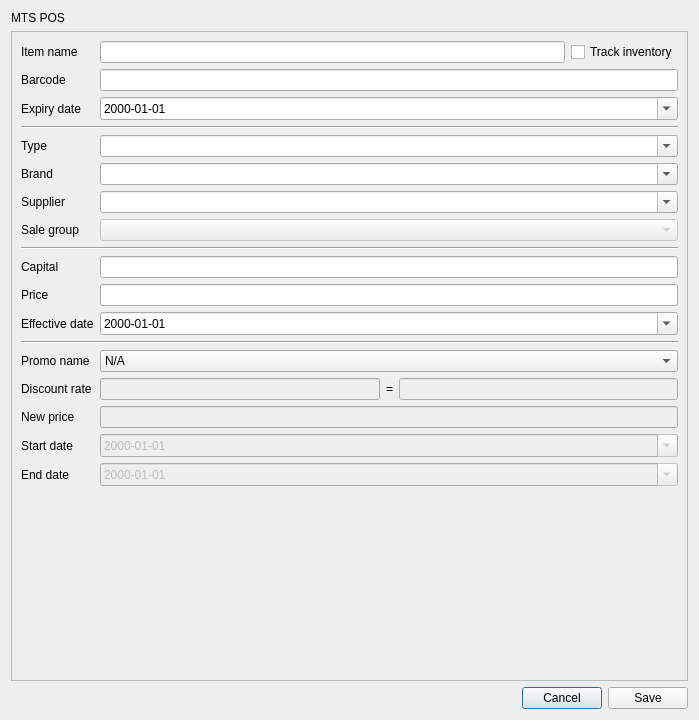
Before: the Qt Designer form app/views/templates/EditItem.ui in rondalefloyd/mts-pos, drawn with Qt 5.
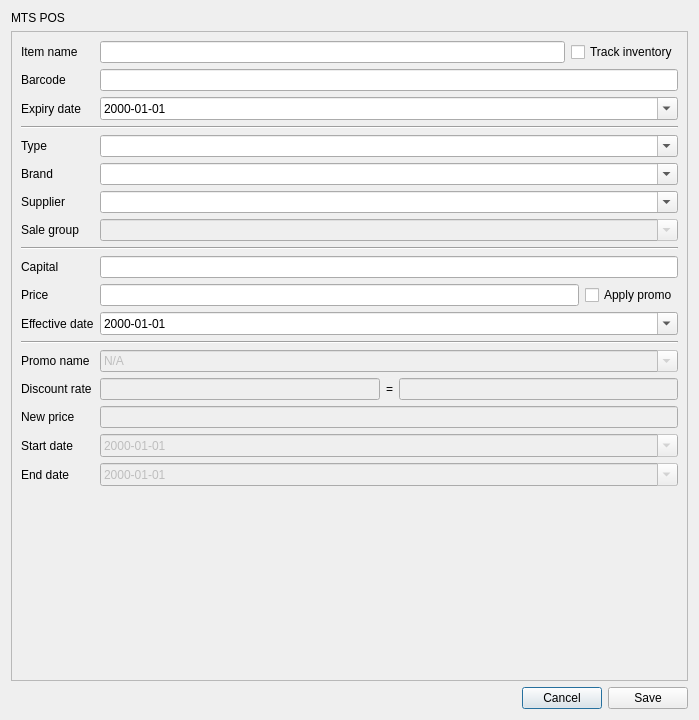
After: the same form once the commit is applied.

Patch:
```diff
--- a/app/views/templates/EditItem.ui
+++ b/app/views/templates/EditItem.ui
@@ -147,7 +147,7 @@
           <bool>false</bool>
          </property>
          <property name="editable">
-          <bool>false</bool>
+          <bool>true</bool>
          </property>
          <property name="insertPolicy">
           <enum>QComboBox::NoInsert</enum>
@@ -179,7 +179,18 @@
         </widget>
        </item>
        <item row="10" column="1">
-        <widget class="QLineEdit" name="lineEditPrice"/>
+        <layout class="QHBoxLayout" name="horizontalLayout_3">
+         <item>
+          <widget class="QLineEdit" name="lineEditPrice"/>
+         </item>
+         <item>
+          <widget class="QCheckBox" name="checkBoxApplyPromo">
+           <property name="text">
+            <string>Apply promo</string>
+           </property>
+          </widget>
+         </item>
+        </layout>
        </item>
        <item row="11" column="0">
         <widget class="QLabel" name="label_7">
@@ -214,6 +225,12 @@
        </item>
        <item row="13" column="1">
         <widget class="QComboBox" name="comboBoxPromoName">
+         <property name="enabled">
+          <bool>false</bool>
+         </property>
+         <property name="editable">
+          <bool>true</bool>
+         </property>
          <property name="insertPolicy">
           <enum>QComboBox::NoInsert</enum>
          </property>
```
Left out of the diff: 28 changed lines with no effect on the pictures.
